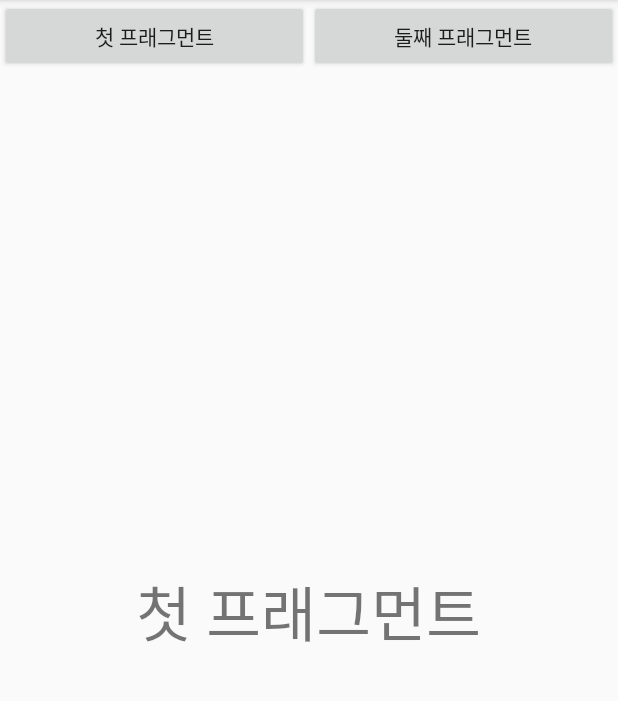
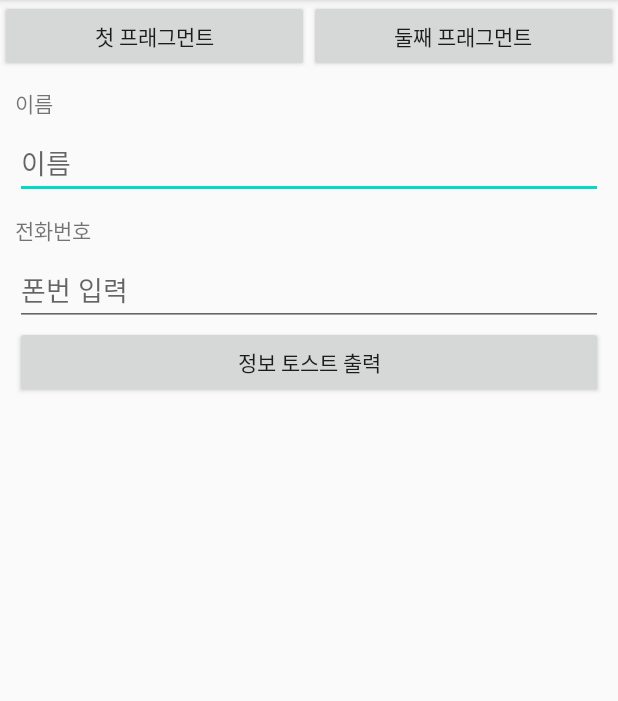
Before and after one commit to kbh3307/20200319_01_Fragment01, an Android app: the screen it shows after launch (MainActivity), on a phone screen of 412 x 824 dp, the part 84-785 px from its top. Run offline under Robolectric (Android 15) with nearby library versions, the phone set to English and light mode, and no system bars; our stand-ins replace data binding.

Commit message:
첫번째 프래그먼트 화면 수정 - 정보 입력 / 버튼 클릭 기능

```diff
--- a/app/src/main/res/layout/fragment_first.xml
+++ b/app/src/main/res/layout/fragment_first.xml
@@ -3,11 +3,39 @@
     android:layout_width="match_parent"
     android:layout_height="match_parent"
     android:orientation="vertical"
-    android:gravity="center">
+    android:padding="10dp">
 
     <TextView
         android:layout_width="wrap_content"
         android:layout_height="wrap_content"
-        android:text="첫 프래그먼트"
-        android:textSize="40sp"/>
+        android:text="이름"/>
+
+    <EditText
+        android:id="@+id/nameEdt"
+        android:layout_width="match_parent"
+        android:layout_height="wrap_content"
+        android:singleLine="true"
+        android:hint="이름"
+        android:layout_marginTop="5dp"/>
+
+    <TextView
+        android:layout_width="wrap_content"
+        android:layout_height="wrap_content"
+        android:layout_marginTop="10dp"
+        android:text="전화번호"/>
+
+    <EditText
+        android:id="@+id/phoneEdt"
+        android:layout_width="match_parent"
+        android:layout_height="wrap_content"
+        android:inputType="phone"
+        android:hint="폰번 입력"
+        android:layout_marginTop="5dp"/>
+
+    <Button
+        android:id="@+id/infoToastBtn"
+        android:layout_width="match_parent"
+        android:layout_height="wrap_content"
+        android:text="정보 토스트 출력"/>
+
 </LinearLayout>
```
